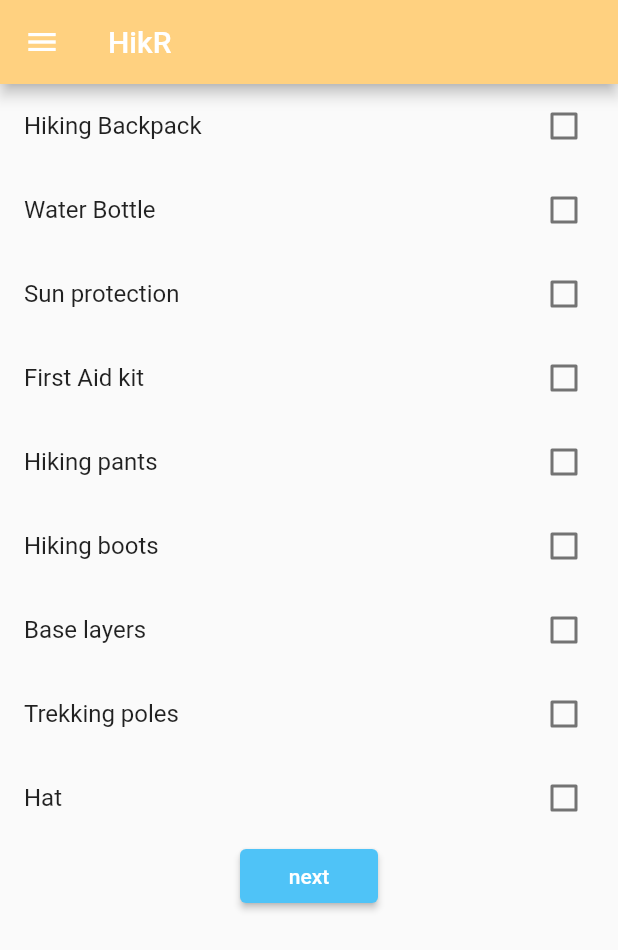
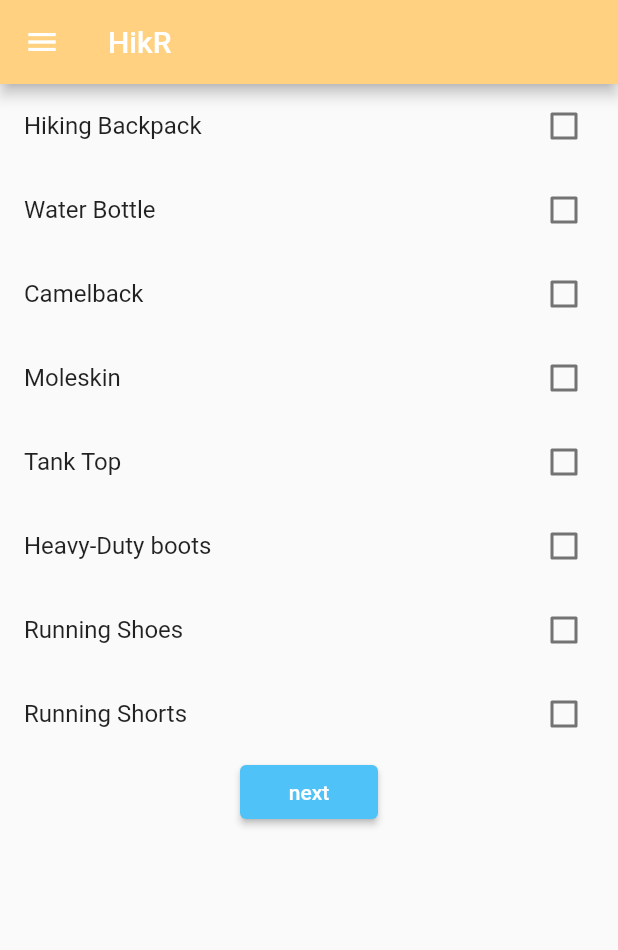
Before and after one commit to anahoward815/MobileProject, a Flutter app: the Equipment screen opened by its route, on a phone screen of 412 x 824 dp. Shown: the top 950 px of the screen. Run offline on Flutter 3.47's test engine with Material 2 defaults, Android fonts, the light colour scheme and no system bars; our stand-ins replace weather_icons; missing offline and left inert: dart:ffi.

Commit message:
Update equipment.dart

```diff
--- a/HikingApp/lib/pages/equipment.dart
+++ b/HikingApp/lib/pages/equipment.dart
@@ -14,14 +14,14 @@
   Map<String, bool> equipmentList = {
     "Hiking Backpack": false,
     "Water Bottle": false,
-    "Sun protection": false,
-    "First Aid kit": false,
-    "Hiking pants": false,
-    "Hiking boots": false,
-    "Base layers": false,
-    "Trekking poles": false,
+    "Camelback": false,
+    "Moleskin": false,
+    "Tank Top": false,
+    "Heavy-Duty boots": false,
+    "Running Shoes": false,
+    "Running Shorts": false,
     "Hat": false,
-    "empty spot": false,
+    "Moleskin": false,
   };
 
   Map<int, bool> selectedFlag = {};
```
